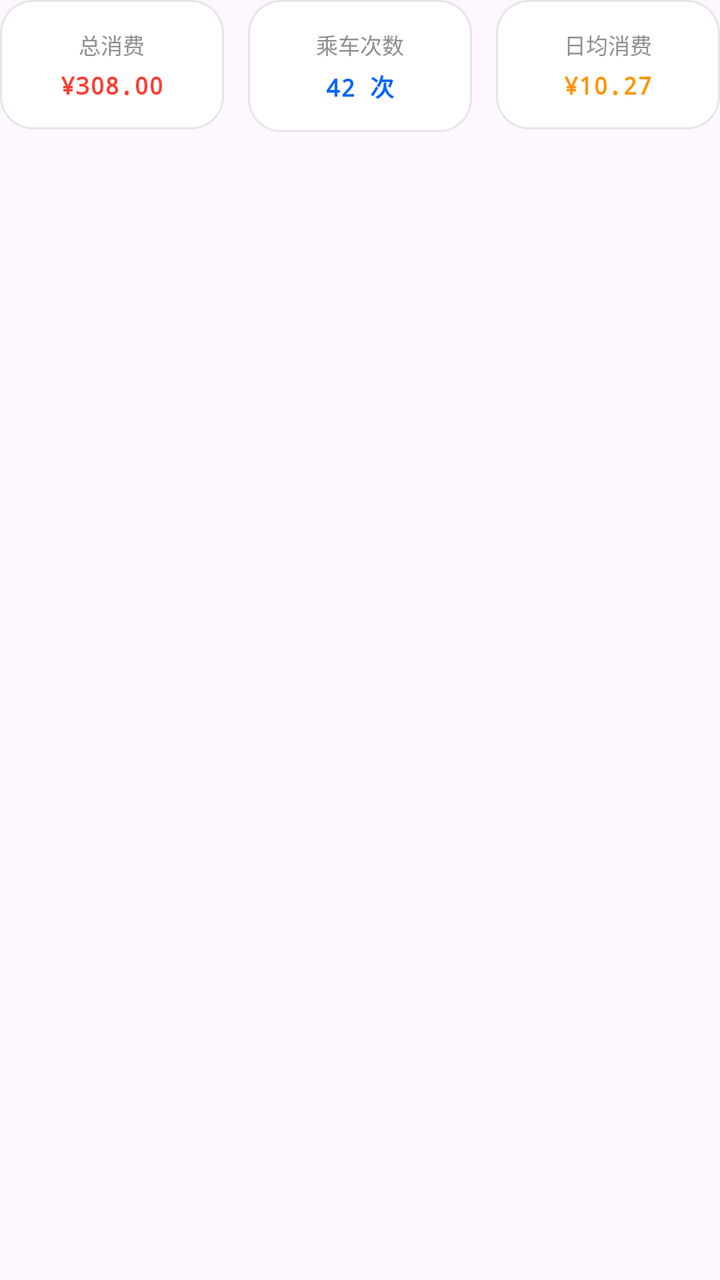
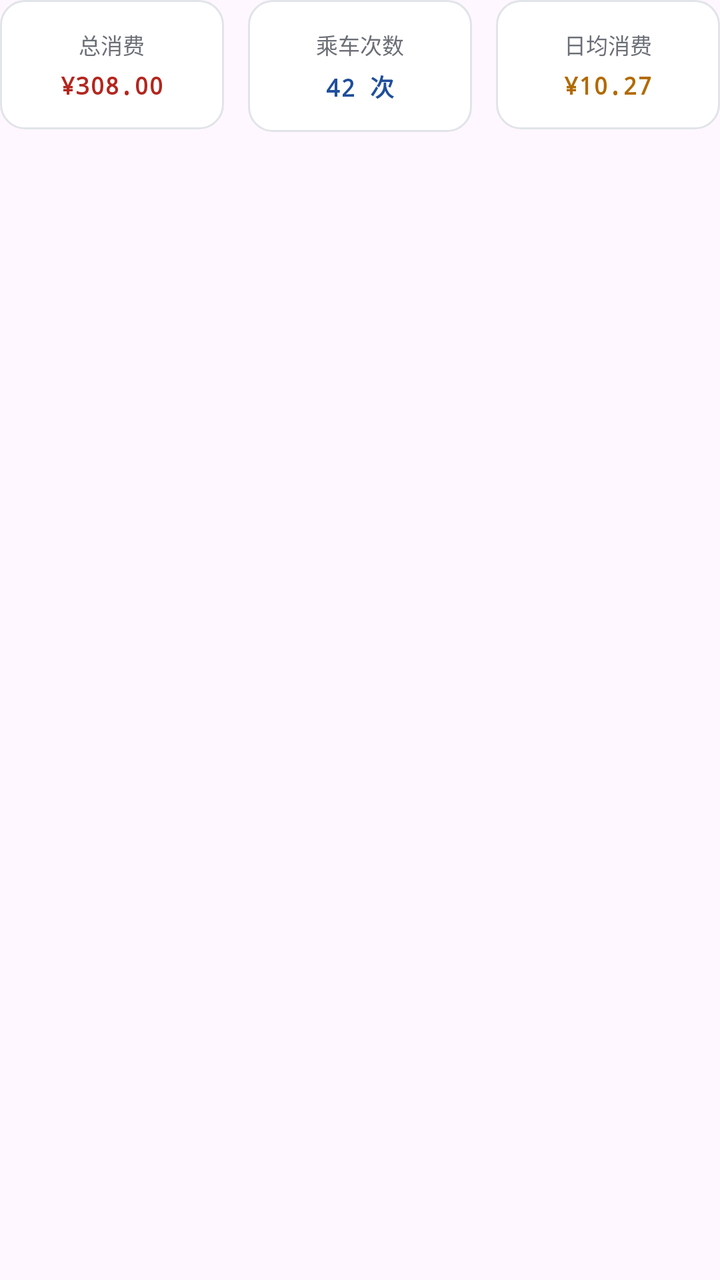

Screens rendered from an Android XML layout before and after an edit, with the pre-edit source and the edit as a unified diff.
<!-- AndroidManifest.xml: application theme Theme.TransitU -->
<!-- res/layout/card_stats_summary.xml -->
<?xml version="1.0" encoding="utf-8"?>
<LinearLayout xmlns:android="http://schemas.android.com/apk/res/android"
    android:layout_width="match_parent"
    android:layout_height="wrap_content"
    android:orientation="horizontal"
    android:layout_marginBottom="16dp">

    <LinearLayout
        android:layout_width="0dp"
        android:layout_height="wrap_content"
        android:layout_weight="1"
        android:orientation="vertical"
        android:gravity="center"
        android:background="@drawable/bg_content_card"
        android:padding="14dp"
        android:layout_marginEnd="12dp">

        <TextView
            android:layout_width="wrap_content"
            android:layout_height="wrap_content"
            android:text="总消费"
            android:textColor="#8E8E93"
            android:textSize="11sp" />

        <TextView
            android:id="@+id/sumTotalSpending"
            android:layout_width="wrap_content"
            android:layout_height="wrap_content"
            android:text="¥308.00"
            android:textColor="#FF3B30"
            android:textSize="12sp"
            android:textStyle="bold"
            android:fontFamily="monospace"
            android:maxLines="1"
            android:layout_marginTop="4dp" />
    </LinearLayout>

    <LinearLayout
        android:layout_width="0dp"
        android:layout_height="wrap_content"
        android:layout_weight="1"
        android:orientation="vertical"
        android:gravity="center"
        android:background="@drawable/bg_content_card"
        android:padding="14dp"
        android:layout_marginEnd="12dp">

        <TextView
            android:layout_width="wrap_content"
            android:layout_height="wrap_content"
            android:text="乘车次数"
            android:textColor="#8E8E93"
            android:textSize="11sp" />

        <TextView
            android:id="@+id/sumRideCount"
            android:layout_width="wrap_content"
            android:layout_height="wrap_content"
            android:text="42 次"
            android:textColor="#0066FF"
            android:textSize="12sp"
            android:textStyle="bold"
            android:fontFamily="monospace"
            android:maxLines="1"
            android:layout_marginTop="4dp" />
    </LinearLayout>

    <LinearLayout
        android:layout_width="0dp"
        android:layout_height="wrap_content"
        android:layout_weight="1"
        android:orientation="vertical"
        android:gravity="center"
        android:background="@drawable/bg_content_card"
        android:padding="14dp">

        <TextView
            android:layout_width="wrap_content"
            android:layout_height="wrap_content"
            android:text="日均消费"
            android:textColor="#8E8E93"
            android:textSize="11sp" />

        <TextView
            android:id="@+id/sumAvgDaily"
            android:layout_width="wrap_content"
            android:layout_height="wrap_content"
            android:text="¥10.27"
            android:textColor="#FF9500"
            android:textSize="12sp"
            android:textStyle="bold"
            android:fontFamily="monospace"
            android:maxLines="1"
            android:layout_marginTop="4dp" />
    </LinearLayout>
</LinearLayout>
<!-- resources referenced by this layout -->
<resources>
  <!-- drawable bg_content_card (drawable) -->
  <?xml version="1.0" encoding="utf-8"?>
  <shape xmlns:android="http://schemas.android.com/apk/res/android">
      <solid android:color="#FFFFFF" />
      <corners android:radius="16dp" />
      <stroke android:width="1dp" android:color="#E5E5EA" />
  </shape>
  <style name="Theme.TransitU" parent="Theme.Material3.DayNight.NoActionBar">
          
          <item name="android:textSelectHandle">@drawable/tu_text_select_handle_middle</item>
          <item name="android:textSelectHandleLeft">@drawable/tu_text_select_handle_left</item>
          <item name="android:textSelectHandleRight">@drawable/tu_text_select_handle_right</item>
  
          
          <item name="android:textColorHighlight">@color/m3_highlighted_text</item>
      </style>
  <!-- drawable tu_text_select_handle_middle (drawable) -->
  <?xml version="1.0" encoding="utf-8"?>
  <bitmap xmlns:android="http://schemas.android.com/apk/res/android"
      android:src="@drawable/abc_text_select_handle_middle_mtrl"
      android:tint="?attr/colorPrimary"
      android:tintMode="src_in" />
  <!-- drawable tu_text_select_handle_left (drawable) -->
  <?xml version="1.0" encoding="utf-8"?>
  <bitmap xmlns:android="http://schemas.android.com/apk/res/android"
      android:src="@drawable/abc_text_select_handle_left_mtrl"
      android:tint="?attr/colorPrimary"
      android:tintMode="src_in" />
  <!-- drawable tu_text_select_handle_right (drawable) -->
  <?xml version="1.0" encoding="utf-8"?>
  <bitmap xmlns:android="http://schemas.android.com/apk/res/android"
      android:src="@drawable/abc_text_select_handle_right_mtrl"
      android:tint="?attr/colorPrimary"
      android:tintMode="src_in" />
</resources>

<!-- the commit's change to res/layout/card_stats_summary.xml (unified diff, before → after) -->
@@ -19,7 +19,7 @@
             android:layout_width="wrap_content"
             android:layout_height="wrap_content"
             android:text="总消费"
-            android:textColor="#8E8E93"
+            android:textColor="@color/ink_3"
             android:textSize="11sp" />
 
         <TextView
@@ -27,7 +27,7 @@
             android:layout_width="wrap_content"
             android:layout_height="wrap_content"
             android:text="¥308.00"
-            android:textColor="#FF3B30"
+            android:textColor="@color/danger"
             android:textSize="12sp"
             android:textStyle="bold"
             android:fontFamily="monospace"
@@ -49,7 +49,7 @@
             android:layout_width="wrap_content"
             android:layout_height="wrap_content"
             android:text="乘车次数"
-            android:textColor="#8E8E93"
+            android:textColor="@color/ink_3"
             android:textSize="11sp" />
 
         <TextView
@@ -57,7 +57,7 @@
             android:layout_width="wrap_content"
             android:layout_height="wrap_content"
             android:text="42 次"
-            android:textColor="#0066FF"
+            android:textColor="@color/accent"
             android:textSize="12sp"
             android:textStyle="bold"
             android:fontFamily="monospace"
@@ -78,7 +78,7 @@
             android:layout_width="wrap_content"
             android:layout_height="wrap_content"
             android:text="日均消费"
-            android:textColor="#8E8E93"
+            android:textColor="@color/ink_3"
             android:textSize="11sp" />
 
         <TextView
@@ -86,7 +86,7 @@
             android:layout_width="wrap_content"
             android:layout_height="wrap_content"
             android:text="¥10.27"
-            android:textColor="#FF9500"
+            android:textColor="@color/warning"
             android:textSize="12sp"
             android:textStyle="bold"
             android:fontFamily="monospace"
<!-- resource entries referenced after the edit -->
@@ -1,11 +1,15 @@
 <!-- resources referenced by this layout -->
 <resources>
+  <color name="accent">#1F4E9C</color>
+  <color name="danger">#B3261E</color>
+  <color name="ink_3">#6B6F76</color>
+  <color name="warning">#B26A00</color>
   <!-- drawable bg_content_card (drawable) -->
   <?xml version="1.0" encoding="utf-8"?>
   <shape xmlns:android="http://schemas.android.com/apk/res/android">
       <solid android:color="#FFFFFF" />
-      <corners android:radius="16dp" />
-      <stroke android:width="1dp" android:color="#E5E5EA" />
+      <corners android:radius="12dp" />
+      <stroke android:width="1dp" android:color="@color/line" />
   </shape>
   <style name="Theme.TransitU" parent="Theme.Material3.DayNight.NoActionBar">
           
@@ -16,6 +20,7 @@
           
           <item name="android:textColorHighlight">@color/m3_highlighted_text</item>
       </style>
+  <color name="line">#E1E4E8</color>
   <!-- drawable tu_text_select_handle_middle (drawable) -->
   <?xml version="1.0" encoding="utf-8"?>
   <bitmap xmlns:android="http://schemas.android.com/apk/res/android"
